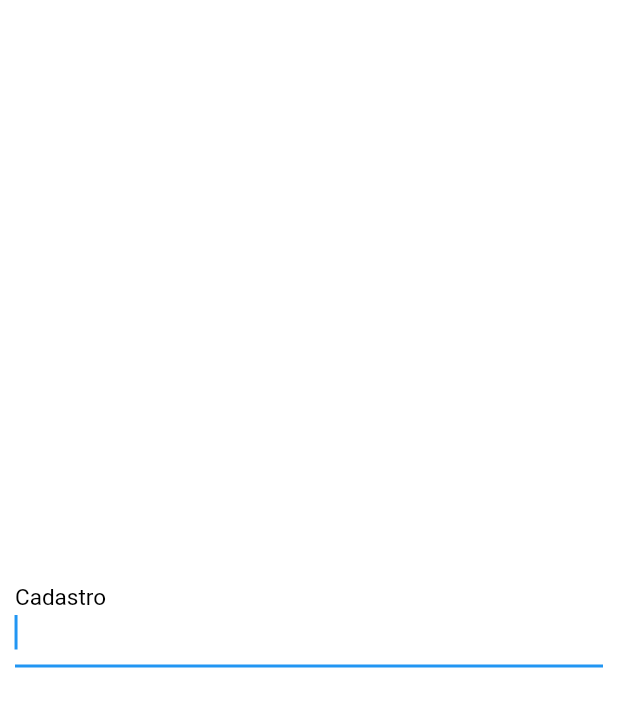
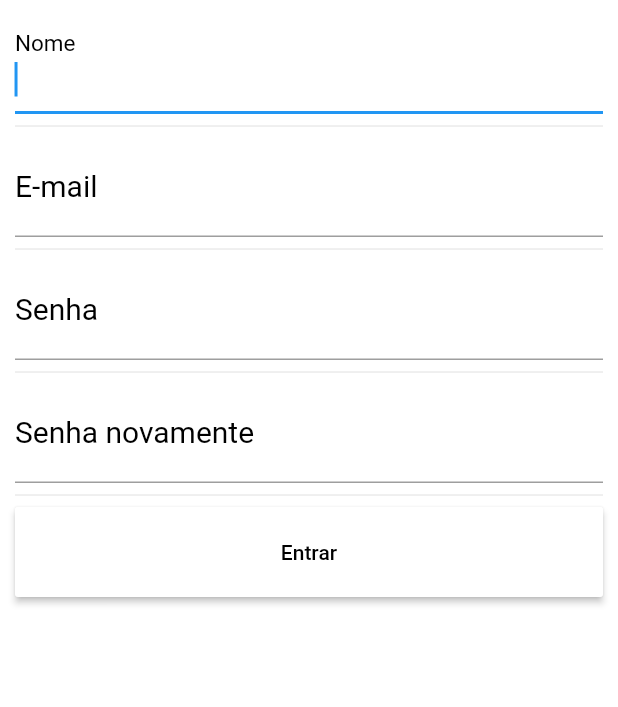
Before and after one commit to gusVLZ/smartlock_flutter, a Flutter app: the Registro screen opened directly, on a phone screen of 412 x 824 dp. Shown: the top 707 px of the screen. Run offline on Flutter 3.47's test engine with Material 2 defaults, Android fonts, the phone set to English and light mode, and no system bars.

Commit message:
Atribuição para botão acessar OpenDoor (Login e Registro)

```diff
--- a/lib/widgets/registro.dart
+++ b/lib/widgets/registro.dart
@@ -3,6 +3,7 @@ import 'package:smart_locker/Models/Album.dart';
 import 'package:intl/intl.dart';
 import 'package:smart_locker/Utils/Notifications.dart';
 import 'package:http/http.dart' as http;
+import 'package:smart_locker/Activities/OpenDoor.dart';
 
 class Registro extends StatefulWidget {
   @override
@@ -28,15 +29,58 @@ class _RegistroState extends State<Registro> {
         child: Center(
           child: Column(
           crossAxisAlignment: CrossAxisAlignment.stretch,
-          mainAxisAlignment: MainAxisAlignment.center,
+          mainAxisAlignment: MainAxisAlignment.start,
           children: <Widget>[
              TextFormField(autofocus: true,
-            keyboardType: TextInputType.number,
+            keyboardType: TextInputType.text,
             style: new TextStyle(color: Colors.black, fontSize: 20),
             decoration: InputDecoration(
-              labelText: "Cadastro",
+              labelText: "Nome",
               labelStyle: TextStyle(color: Colors.black)),
-            )
+            ),
+            Divider(),
+                TextFormField(autofocus: true,
+            keyboardType: TextInputType.emailAddress,
+            style: new TextStyle(color: Colors.black, fontSize: 20),
+            decoration: InputDecoration(
+              labelText: "E-mail",
+              labelStyle: TextStyle(color: Colors.black)),
+                ),
+                Divider(),
+                TextFormField(
+                  autofocus: true,
+                  obscureText: true,
+            keyboardType: TextInputType.text,
+            style: new TextStyle(color: Colors.black, fontSize: 20),
+            decoration: InputDecoration(
+              labelText: "Senha",
+              labelStyle: TextStyle(color: Colors.black)),
+                ),
+                Divider(),
+                TextFormField(
+                  autofocus: true,
+                  obscureText: true,
+            keyboardType: TextInputType.text,
+            style: new TextStyle(color: Colors.black, fontSize: 20),
+            decoration: InputDecoration(
+              labelText: "Senha novamente",
+              labelStyle: TextStyle(color: Colors.black)),
+                ),
+                Divider(),
+                ButtonTheme(
+                  height:60.0,
+                  child: RaisedButton(
+                    onPressed: () {
+                  Navigator.push(
+                      context,MaterialPageRoute(
+                          builder: (context) => OpenDoor()));
+                },
+                  child: Text(
+                  "Entrar",
+                  style: TextStyle(color: Colors.black),
+                  ),
+                  color: Colors.white,
+                  )),
           ]
 
         )
```
Also changed, not shown: lib/main.dart (+6 -16 lines), lib/widgets/login.dart (+19 -2 lines).
